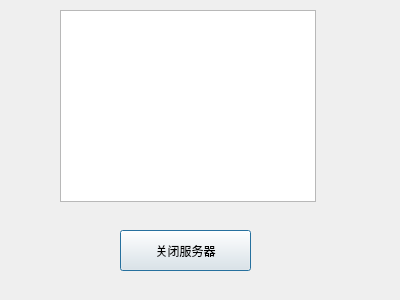
This is quickDice/onserver.ui in CycleZero/QuickDice as Qt 5 draws it before an edit. The edited form follows.
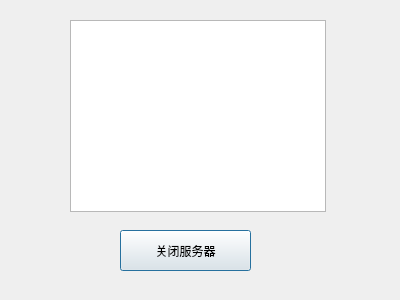
This is the edited form.

Diff of the .ui file:
```diff
--- a/quickDice/onserver.ui
+++ b/quickDice/onserver.ui
@@ -16,8 +16,8 @@
   <widget class="QListWidget" name="clientslist">
    <property name="geometry">
     <rect>
-     <x>60</x>
-     <y>10</y>
+     <x>70</x>
+     <y>20</y>
      <width>256</width>
      <height>192</height>
     </rect>
```
